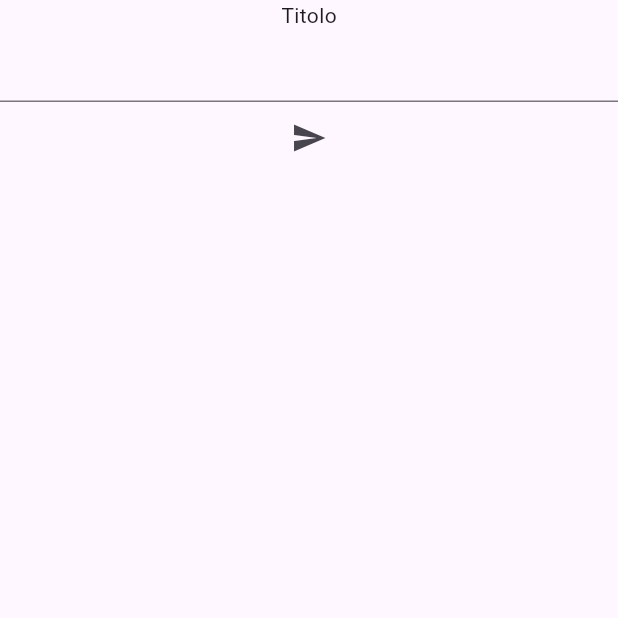
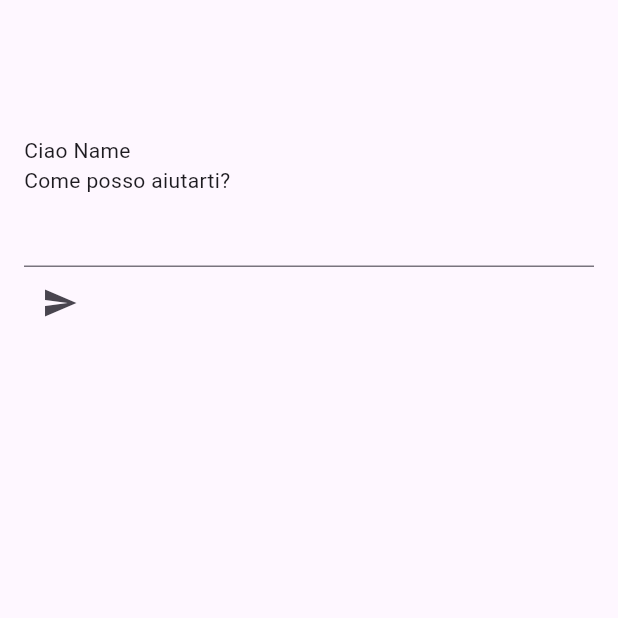
Before and after one commit to ci9ci/IED-Esame-3-anno, a Flutter app: the screen it shows after launch, on a phone screen of 412 x 824 dp, the top half of it. Run offline on Flutter 3.47's test engine with Material 3 defaults, Android fonts, the phone set to English and light mode, and no system bars; our stand-ins replace either_dart, equatable, flutter_bloc, google_fonts, supabase_flutter; accounts and stored records are empty.

Commit message:
aggiornata home_view.dart

```diff
--- a/app_flutter/lib/src/presentation/home/views/home_view.dart
+++ b/app_flutter/lib/src/presentation/home/views/home_view.dart
@@ -32,9 +32,13 @@ class _HomeConnectorState extends State<_HomeConnector> {
   @override
   Widget build(BuildContext context) {
     return Scaffold(
-      body: Column(
+        body: Padding(
+      padding: const EdgeInsets.only(top: 90.0, left: 16.0, right: 16.0),
+      child: Column(
+        crossAxisAlignment: CrossAxisAlignment.start,
         children: [
-          const Text('Titolo'),
+          const Text('Ciao Name'), // far prendere il nome dell'utente connesso
+          const Text("Come posso aiutarti?"),
           TextField(
             controller: controller,
             onSubmitted: (text) {
@@ -67,6 +71,6 @@ class _HomeConnectorState extends State<_HomeConnector> {
           })
         ],
       ),
-    );
+    ));
   }
 }
--- a/app_flutter/pubspec.yaml
+++ b/app_flutter/pubspec.yaml
@@ -19,6 +19,7 @@ dependencies:
   either_dart: ^1.0.0
   flutter_bloc: ^8.1.3
   equatable: ^2.0.5
+  firebase_auth: ^4.15.3
 
 dev_dependencies:
   flutter_test:
```
Also changed, not shown: app_flutter/pubspec.lock, 3 other files.
